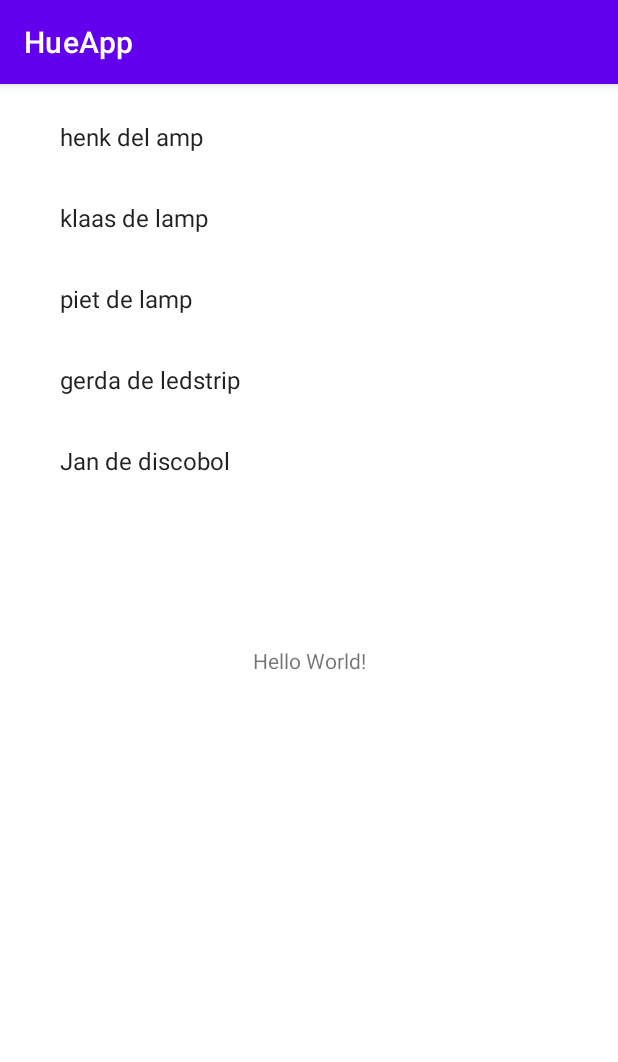
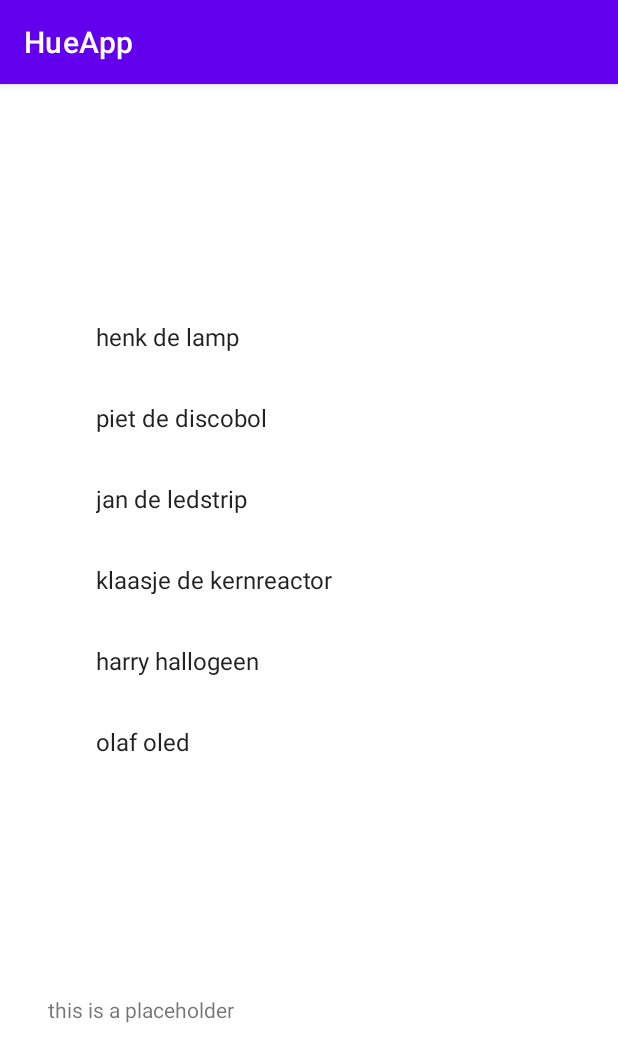
Before and after one commit to TONI330/TDMD-Opdracht-Hue-app, an Android app: the screen it shows after launch (MainActivity), on a phone screen of 412 x 824 dp. Shown: the top 1062 px of the screen. Run offline under Robolectric (Android 15) with nearby library versions, the phone set to English and light mode, and no system bars.

Commit message:
2de fragment werkend

```diff
--- a/HueApp/app/src/main/java/com/example/hueapp/Bridge.java
+++ b/HueApp/app/src/main/java/com/example/hueapp/Bridge.java
@@ -1,6 +1,8 @@
 package com.example.hueapp;
 
 import android.util.Log;
+
+import androidx.annotation.NonNull;
 
 import java.util.ArrayList;
 import java.util.List;
@@ -18,16 +20,17 @@ public class Bridge {
         Random random = new Random();
 
 
-        lamps.add(new TestLamp(random.nextLong()+"","henk del amp"));
-        lamps.add(new TestLamp(random.nextLong()+"","klaas de lamp"));
-        lamps.add(new TestLamp(random.nextLong()+"","piet de lamp"));
-        lamps.add(new TestLamp(random.nextLong()+"","gerda de ledstrip"));
-        lamps.add(new TestLamp(random.nextLong()+"","Jan de discobol"));
+        lamps.add(new TestLamp("henk de lamp",random.nextLong()+""));
+        lamps.add(new TestLamp("piet de discobol",random.nextLong()+""));
+        lamps.add(new TestLamp("jan de ledstrip",random.nextLong()+""));
+        lamps.add(new TestLamp("klaasje de kernreactor",random.nextLong()+""));
+        lamps.add(new TestLamp("harry hallogeen",random.nextLong()+""));
+        lamps.add(new TestLamp("olaf oled",random.nextLong()+""));
 
 
     }
 
-    class TestLamp implements Lamp
+    static class TestLamp implements Lamp
     {
         private final String LOGTAG = TestLamp.class.getName();
 
@@ -57,17 +60,27 @@ public class Bridge {
 
         @Override
         public void on() {
-            Log.i(LOGTAG, "on: ");
+            Log.i(LOGTAG, "Turned: "+ name +" on");
         }
 
         @Override
         public void off() {
-            Log.i(LOGTAG, "off: ");
+            Log.i(LOGTAG, "Turned: "+ name +" off");
         }
 
         @Override
         public void toggle() {
-            Log.i(LOGTAG, "toggle: ");
+            Log.i(LOGTAG, "Toggled: "+ name);
+        }
+
+        @NonNull
+        @Override
+        public String toString() {
+            return "TestLamp{" +
+                    "LOGTAG='" + LOGTAG + '\'' +
+                    ", name='" + name + '\'' +
+                    ", uiniqueId='" + uiniqueId + '\'' +
+                    '}';
         }
     }
 
--- a/HueApp/app/src/main/java/com/example/hueapp/DetailFragment.java
+++ b/HueApp/app/src/main/java/com/example/hueapp/DetailFragment.java
@@ -11,6 +11,7 @@ import androidx.fragment.app.Fragment;
 import android.view.LayoutInflater;
 import android.view.View;
 import android.view.ViewGroup;
+import android.widget.TextView;
 
 public class DetailFragment extends Fragment {
 
@@ -21,15 +22,26 @@ public class DetailFragment extends Fragment {
     }
 
     @Override
-    public View onCreateView(@NonNull LayoutInflater inflater, @Nullable ViewGroup container,
-                             @Nullable Bundle savedInstanceState) {
+    public View onCreateView(@NonNull LayoutInflater inflater, @Nullable ViewGroup container, @Nullable Bundle savedInstanceState) {
+
         return inflater.inflate(R.layout.detail_fragment, container, false);
     }
+
+    public void onViewCreated(@NonNull View view, Bundle savedInstanceState) {
+        super.onViewCreated(view, savedInstanceState);
+        this.mViewModel = new ViewModelProvider(requireActivity()).get(LampsViewModel.class);
+        mViewModel.getSelected().observe(getViewLifecycleOwner(), item -> {
+            // Update the UI.
+            TextView viewById = view.findViewById(R.id.basicBitch);
+            viewById.setText(item.getName());
+        });
+    }
+
 
     @Override
     public void onCreate(@Nullable Bundle savedInstanceState) {
         super.onCreate(savedInstanceState);
-        mViewModel = new ViewModelProvider(this).get(LampsViewModel.class);
+        //mViewModel = new ViewModelProvider(this).get(LampsViewModel.class);
         // TODO: Use the ViewModel
     }
 
--- a/HueApp/app/src/main/java/com/example/hueapp/Lamp.java
+++ b/HueApp/app/src/main/java/com/example/hueapp/Lamp.java
@@ -2,9 +2,7 @@ package com.example.hueapp;
 
 public interface Lamp{
 
-
     boolean getState();
-
 
     String getID();
 
@@ -15,4 +13,5 @@ public interface Lamp{
     void off();
 
     void toggle();
+
 }
--- a/HueApp/app/src/main/java/com/example/hueapp/LampRecyclerViewAdapter.java
+++ b/HueApp/app/src/main/java/com/example/hueapp/LampRecyclerViewAdapter.java
@@ -38,15 +38,13 @@ public class LampRecyclerViewAdapter extends RecyclerView.Adapter<LampRecyclerVi
     public ViewHolder onCreateViewHolder(ViewGroup parent, int viewType) {
         View itemView = LayoutInflater.from(parent.getContext()).inflate(R.layout.lamp_list_item, parent, false);
         return new ViewHolder(itemView);
-
-
         //return new ViewHolder(FragmentOverviewBinding.inflate(LayoutInflater.from(parent.getContext()), parent, false));
     }
 
     @Override
     public void onBindViewHolder(final ViewHolder holder, int position) {
         holder.mLampItem = mValues.get(position);
-        holder.mIdView.setText(mValues.get(position).getID());
+        holder.mIdView.setText(mValues.get(position).getName());
         //holder.mContentView.setText(mValues.get(position).content);
     }
 
--- a/HueApp/app/src/main/java/com/example/hueapp/LampsViewModel.java
+++ b/HueApp/app/src/main/java/com/example/hueapp/LampsViewModel.java
@@ -7,6 +7,7 @@ import androidx.lifecycle.MutableLiveData;
 import androidx.lifecycle.ViewModel;
 
 import java.util.List;
+import java.util.Objects;
 
 public class LampsViewModel extends ViewModel implements LampRecyclerViewAdapter.OnItemClickListener {
     // TODO: Implement the ViewModel
@@ -19,6 +20,9 @@ public class LampsViewModel extends ViewModel implements LampRecyclerViewAdapter
     public LiveData<Lamp> getSelected() {
         return selected;
     }
+    public Lamp getSelectedLamp() {
+        return selected.getValue();
+    }
 
     public List<Lamp> getItems()
     {
@@ -27,7 +31,7 @@ public class LampsViewModel extends ViewModel implements LampRecyclerViewAdapter
 
     @Override
     public void onItemClick(int clickedPosition) {
-        Log.i(LOGTAG, "onItemClick: " + clickedPosition);
         selected.setValue(getItems().get(clickedPosition));
+        Log.i(LOGTAG, "onItemClick: " + Objects.requireNonNull(selected.getValue()).toString());
     }
 }
--- a/HueApp/app/src/main/java/com/example/hueapp/OverviewFragment.java
+++ b/HueApp/app/src/main/java/com/example/hueapp/OverviewFragment.java
@@ -36,8 +36,7 @@ public class OverviewFragment extends Fragment {
     @Override
     public void onCreate(Bundle savedInstanceState) {
         super.onCreate(savedInstanceState);
-        mViewModel = new ViewModelProvider(this).get(LampsViewModel.class);
-
+        mViewModel = new ViewModelProvider(requireActivity()).get(LampsViewModel.class);
     }
 
 
--- a/HueApp/app/src/main/res/layout/activity_main.xml
+++ b/HueApp/app/src/main/res/layout/activity_main.xml
@@ -2,33 +2,38 @@
 <androidx.constraintlayout.widget.ConstraintLayout xmlns:android="http://schemas.android.com/apk/res/android"
     xmlns:app="http://schemas.android.com/apk/res-auto"
     xmlns:tools="http://schemas.android.com/tools"
+    android:id="@+id/main"
     android:layout_width="match_parent"
     android:layout_height="match_parent"
-    tools:context=".MainActivity"
-    android:id="@+id/main">
-
-    <TextView
-        android:id="@+id/textView"
-        android:layout_width="wrap_content"
-        android:layout_height="wrap_content"
-        android:text="Hello World!"
-        app:layout_constraintBottom_toBottomOf="parent"
-        app:layout_constraintLeft_toLeftOf="parent"
-        app:layout_constraintRight_toRightOf="parent"
-        app:layout_constraintTop_toTopOf="parent" />
+    tools:context=".MainActivity">
 
     <androidx.fragment.app.FragmentContainerView
         android:id="@+id/overviewFragment"
         android:name="com.example.hueapp.OverviewFragment"
         android:layout_width="0dp"
-        android:layout_height="0dp"
-        android:layout_marginStart="8dp"
+        android:layout_height="wrap_content"
+        android:layout_marginStart="32dp"
         android:layout_marginTop="8dp"
-        android:layout_marginEnd="8dp"
-        android:layout_marginBottom="8dp"
-        app:layout_constraintBottom_toTopOf="@+id/textView"
+        android:layout_marginEnd="32dp"
+        app:layout_constraintBottom_toTopOf="@+id/fragmentContainerView"
         app:layout_constraintEnd_toEndOf="parent"
+        app:layout_constraintHorizontal_bias="0.5"
         app:layout_constraintStart_toStartOf="parent"
         app:layout_constraintTop_toTopOf="parent" />
 
+    <androidx.fragment.app.FragmentContainerView
+        android:id="@+id/fragmentContainerView"
+        android:name="com.example.hueapp.DetailFragment"
+        android:layout_width="0dp"
+        android:layout_height="wrap_content"
+        android:layout_marginStart="32dp"
+        android:layout_marginTop="8dp"
+        android:layout_marginEnd="32dp"
+        android:layout_marginBottom="8dp"
+        app:layout_constraintBottom_toBottomOf="parent"
+        app:layout_constraintEnd_toEndOf="parent"
+        app:layout_constraintHorizontal_bias="0.5"
+        app:layout_constraintStart_toStartOf="parent"
+        app:layout_constraintTop_toBottomOf="@+id/overviewFragment" />
+
 </androidx.constraintlayout.widget.ConstraintLayout>
--- a/HueApp/app/src/main/res/layout/detail_fragment.xml
+++ b/HueApp/app/src/main/res/layout/detail_fragment.xml
@@ -7,8 +7,9 @@
     android:id="@+id/detail">
 
     <TextView
+        android:id="@+id/basicBitch"
         android:layout_width="match_parent"
         android:layout_height="match_parent"
-        android:text="Hello" />
+        android:text="@string/placeholder" />
 
 </FrameLayout>
--- a/HueApp/app/src/main/res/values/strings.xml
+++ b/HueApp/app/src/main/res/values/strings.xml
@@ -14,4 +14,5 @@
     <string name="attachment_summary_on">Automatically download attachments for incoming emails
     </string>
     <string name="attachment_summary_off">Only download attachments when manually requested</string>
+    <string name="placeholder">this is a placeholder</string>
 </resources>
```
Also changed, not shown: 1 other file.
